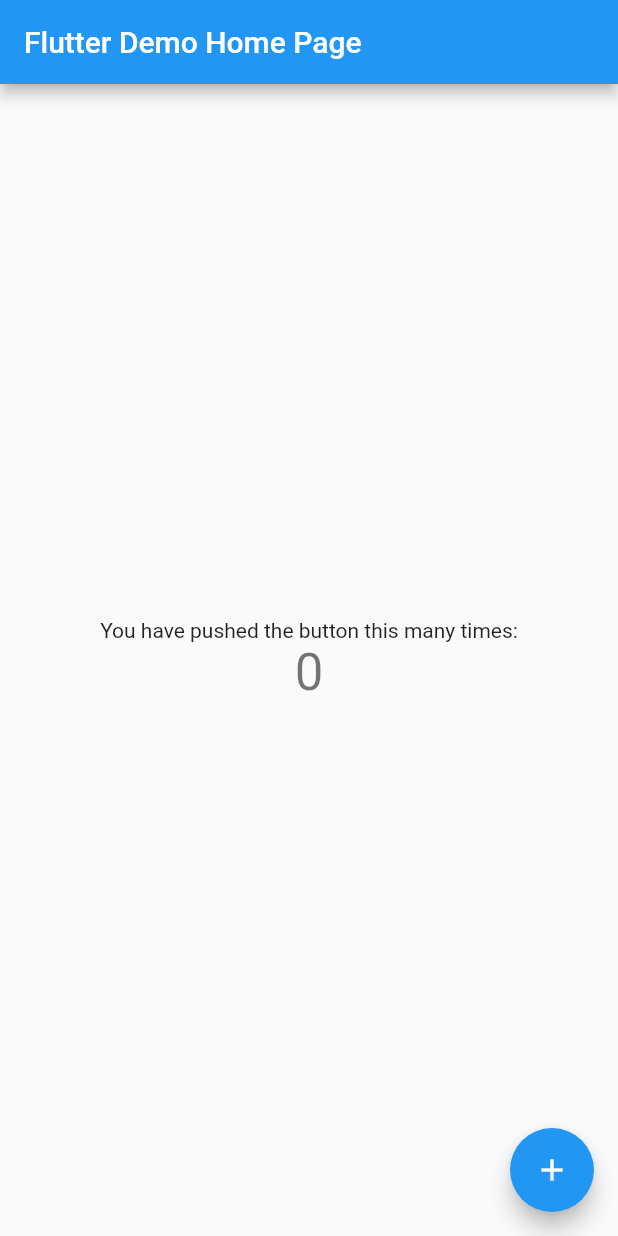
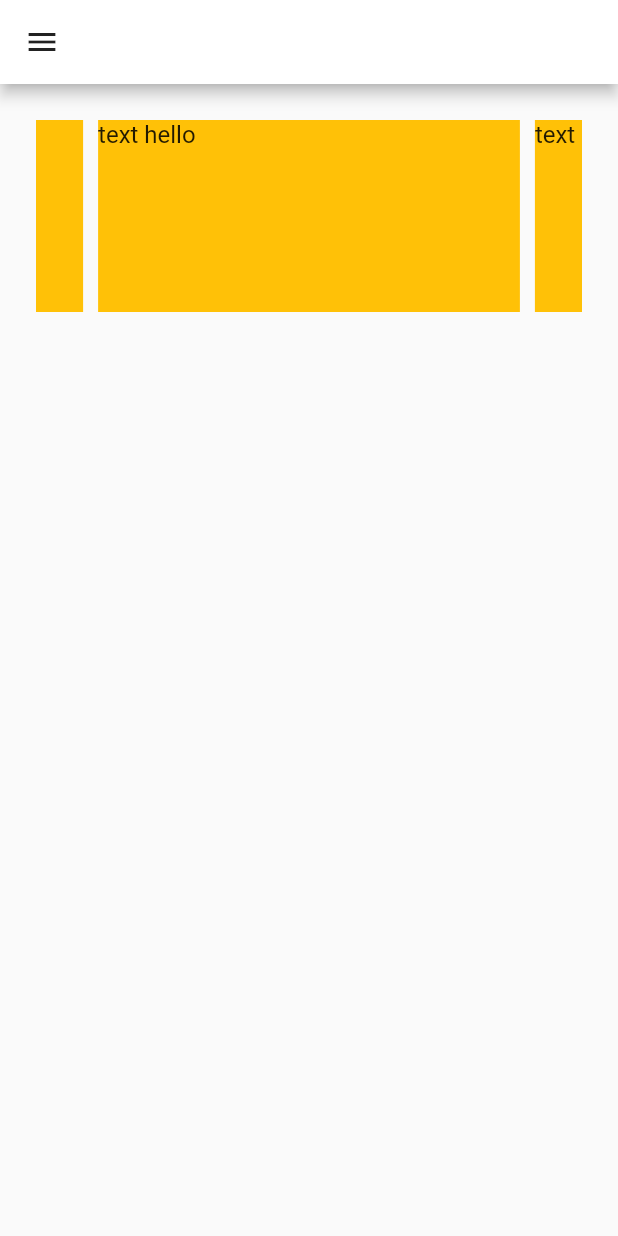
Before and after one commit to HackFest2020/StuddyBuddy, a Flutter app: the screen it shows after launch, on a phone screen of 412 x 824 dp. Run offline on Flutter 3.47's test engine with Material 2 defaults, Android fonts, the phone set to English and light mode, and no system bars; drawn by our look-alikes of carousel_slider; our stand-ins replace email_validator.

Commit message:
a few basic components created

```diff
--- /dev/null
+++ b/lib/UI/components/Carousel.dart
@@ -0,0 +1,35 @@
+import 'package:flutter/material.dart';
+
+//3rd party libraries
+import 'package:carousel_slider/carousel_slider.dart';
+
+class Carousel extends StatelessWidget{
+  double _height;
+  List _items;
+
+  Carousel(double height, List items) {
+    this._height = height;
+    this._items = items;
+  }
+
+  @override
+  Widget build(BuildContext context) {
+    return CarouselSlider(
+      options: CarouselOptions(height: _height),
+      items: _items.map((i) {
+        return Builder(
+          builder: (BuildContext context) {
+            return Container(
+                width: MediaQuery.of(context).size.width,
+                margin: EdgeInsets.symmetric(horizontal: 5.0),
+                decoration: BoxDecoration(color: Colors.amber),
+                child: Text(
+                  'text $i',
+                  style: TextStyle(fontSize: 16.0),
+                ));
+          },
+        );
+      }).toList(),
+    );
+  }
+}
--- /dev/null
+++ b/lib/UI/landing_page/LandingPage.dart
@@ -0,0 +1,28 @@
+import 'package:flutter/material.dart';
+import 'package:flutter/cupertino.dart';
+import 'package:study_buddy/UI/components/Carousel.dart';
+
+class LandingPage extends StatelessWidget {
+  List items = ["hello", "hi"];
+
+  @override
+  Widget build(BuildContext context) {
+    return Scaffold(
+      appBar: AppBar(
+        backgroundColor: Colors.white,
+        iconTheme: IconThemeData(color: Colors.black87),
+      ),
+      drawer: Drawer(),
+      body: SingleChildScrollView(
+        child: Container(
+          margin: EdgeInsets.all(24),
+          child: Column(
+            children: <Widget>[
+              Carousel(128, items),
+            ],
+          ),
+        ),
+      ),
+    );
+  }
+}
--- a/lib/main.dart
+++ b/lib/main.dart
@@ -1,113 +1,27 @@
 import 'package:flutter/material.dart';
+import 'package:study_buddy/UI/landing_page/LandingPage.dart';
 
 void main() {
+  WidgetsFlutterBinding.ensureInitialized();
+  //TODO: uncomment code below after firebase is set up
+  //await Firebase.initializeApp();
   runApp(MyApp());
 }
 
 class MyApp extends StatelessWidget {
-  // This widget is the root of your application.
+  //TODO: add auth checker before loading main
+  //show different screen when: loading user, if not signedIn/registered or vice versa
+  //change value of _first once determined
+  Widget _first = LandingPage();
+
   @override
   Widget build(BuildContext context) {
     return MaterialApp(
-      title: 'Flutter Demo',
+      title: 'My School',
       theme: ThemeData(
-        // This is the theme of your application.
-        //
-        // Try running your application with "flutter run". You'll see the
-        // application has a blue toolbar. Then, without quitting the app, try
-        // changing the primarySwatch below to Colors.green and then invoke
-        // "hot reload" (press "r" in the console where you ran "flutter run",
-        // or simply save your changes to "hot reload" in a Flutter IDE).
-        // Notice that the counter didn't reset back to zero; the application
-        // is not restarted.
         primarySwatch: Colors.blue,
       ),
-      home: MyHomePage(title: 'Flutter Demo Home Page'),
+      home: _first,
     );
   }
 }
-
-class MyHomePage extends StatefulWidget {
-  MyHomePage({Key key, this.title}) : super(key: key);
-
-  // This widget is the home page of your application. It is stateful, meaning
-  // that it has a State object (defined below) that contains fields that affect
-  // how it looks.
-
-  // This class is the configuration for the state. It holds the values (in this
-  // case the title) provided by the parent (in this case the App widget) and
-  // used by the build method of the State. Fields in a Widget subclass are
-  // always marked "final".
-
-  final String title;
-
-  @override
-  _MyHomePageState createState() => _MyHomePageState();
-}
-
-class _MyHomePageState extends State<MyHomePage> {
-  int _counter = 0;
-
-  void _incrementCounter() {
-    setState(() {
-      // This call to setState tells the Flutter framework that something has
-      // changed in this State, which causes it to rerun the build method below
-      // so that the display can reflect the updated values. If we changed
-      // _counter without calling setState(), then the build method would not be
-      // called again, and so nothing would appear to happen.
-      _counter++;
-    });
-  }
-
-  @override
-  Widget build(BuildContext context) {
-    // This method is rerun every time setState is called, for instance as done
-    // by the _incrementCounter method above.
-    //
-    // The Flutter framework has been optimized to make rerunning build methods
-    // fast, so that you can just rebuild anything that needs updating rather
-    // than having to individually change instances of widgets.
-    return Scaffold(
-      appBar: AppBar(
-        // Here we take the value from the MyHomePage object that was created by
-        // the App.build method, and use it to set our appbar title.
-        title: Text(widget.title),
-      ),
-      body: Center(
-        // Center is a layout widget. It takes a single child and positions it
-        // in the middle of the parent.
-        child: Column(
-          // Column is also a layout widget. It takes a list of children and
-          // arranges them vertically. By default, it sizes itself to fit its
-          // children horizontally, and tries to be as tall as its parent.
-          //
-          // Invoke "debug painting" (press "p" in the console, choose the
-          // "Toggle Debug Paint" action from the Flutter Inspector in Android
-          // Studio, or the "Toggle Debug Paint" command in Visual Studio Code)
-          // to see the wireframe for each widget.
-          //
-          // Column has various properties to control how it sizes itself and
-          // how it positions its children. Here we use mainAxisAlignment to
-          // center the children vertically; the main axis here is the vertical
-          // axis because Columns are vertical (the cross axis would be
-          // horizontal).
-          mainAxisAlignment: MainAxisAlignment.center,
-          children: <Widget>[
-            Text(
-              'You have pushed the button this many times:',
-            ),
-            Text(
-              '$_counter',
-              style: Theme.of(context).textTheme.headline4,
-            ),
-          ],
-        ),
-      ),
-      floatingActionButton: FloatingActionButton(
-        onPressed: _incrementCounter,
-        tooltip: 'Increment',
-        child: Icon(Icons.add),
-      ), // This trailing comma makes auto-formatting nicer for build methods.
-    );
-  }
-}
```
Also changed, not shown: lib/UI/components/Buttons.dart (added, +43 -0 lines), lib/UI/components/Forms.dart (added, +153 -0 lines), lib/UI/sign_in_register/RegisterPage.dart (added, +43 -0 lines), lib/UI/sign_in_register/SignInPage.dart (added, +103 -0 lines), pubspec.yaml (+6 -6 lines), pubspec.lock, 1 other file.
